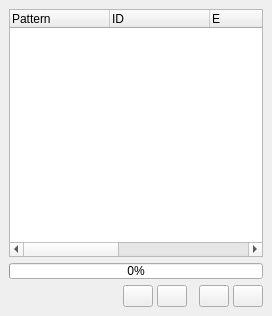
Above: branches/regui/src/gui/atomlist.ui from trisyoungs/aten before the change. Below: the same form after it.
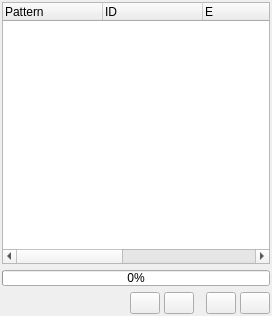
That is the form after the change. Icons and pictures are not drawn. Custom widgets are drawn as their Qt base class.

```diff
--- a/branches/regui/src/gui/atomlist.ui
+++ b/branches/regui/src/gui/atomlist.ui
@@ -14,10 +14,10 @@
   </property>
   <layout class="QHBoxLayout" >
    <property name="margin" >
-    <number>9</number>
+    <number>2</number>
    </property>
    <property name="spacing" >
-    <number>6</number>
+    <number>4</number>
    </property>
    <item>
     <layout class="QVBoxLayout" >
```
